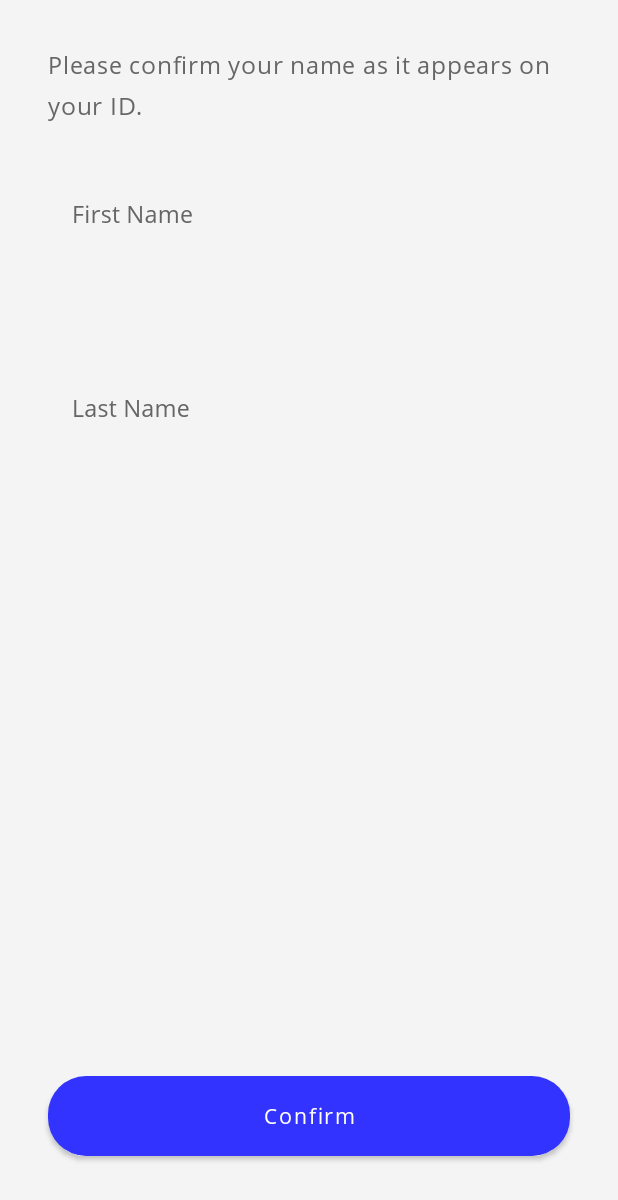
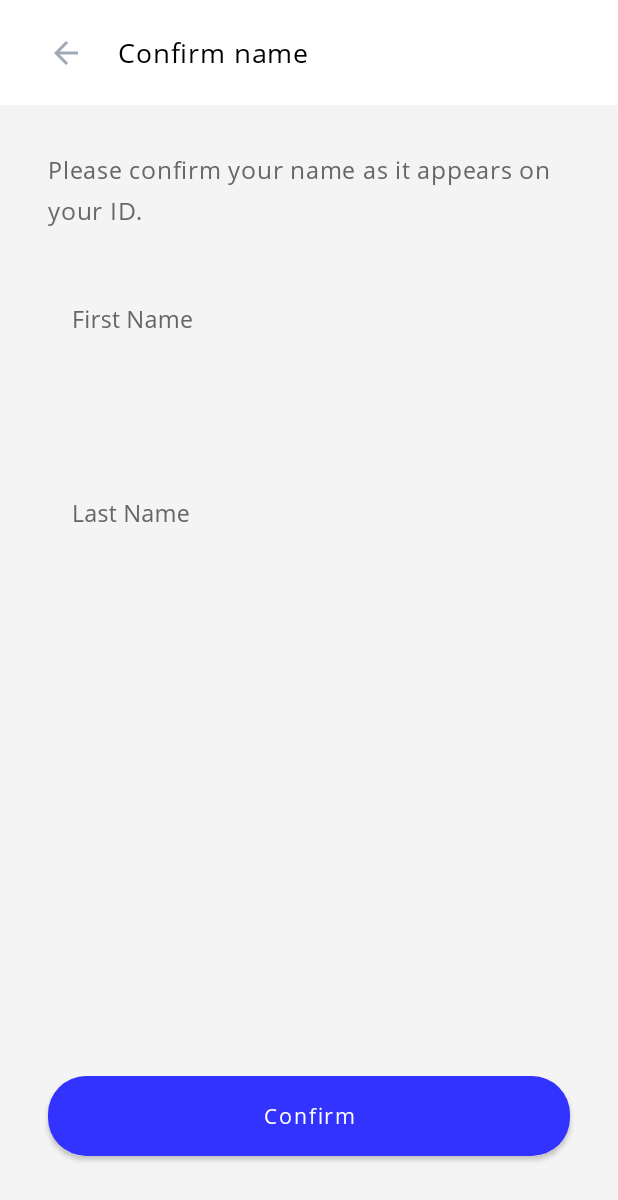
Before and after one commit to shahzar/Fintech-Startup, an Android app: the fragment OnBoardingDetailsFragment placed in its activity, on a phone screen of 412 x 824 dp. Shown: the top 1200 px of the screen. Run offline under Robolectric (Android 15) with nearby library versions, the phone set to English and light mode, and no system bars; our stand-ins replace Dagger/Hilt's generated code, Room's generated code; libraries missing offline, so code that uses them is left out: net.openid.appauth; pictures from the network do not load; 1 statement that could not run was skipped.

Commit message:
Added toolbar to signup screens

```diff
--- a/app/src/main/java/com/shzlabs/mamopay/SplashActivity.kt
+++ b/app/src/main/java/com/shzlabs/mamopay/SplashActivity.kt
@@ -5,7 +5,10 @@ import androidx.appcompat.app.AppCompatActivity
 import android.os.Bundle
 import androidx.lifecycle.Observer
 import androidx.lifecycle.ViewModelProviders
+import com.bumptech.glide.Glide
+import com.bumptech.glide.load.engine.DiskCacheStrategy
 import com.shzlabs.mamopay.ui.base.BaseActivity
+import com.shzlabs.mamopay.util.common.OnBoardingData
 
 class SplashActivity : BaseActivity() {
 
--- a/app/src/main/java/com/shzlabs/mamopay/data/model/IntroSliderItemModel.kt
+++ b/app/src/main/java/com/shzlabs/mamopay/data/model/IntroSliderItemModel.kt
@@ -5,6 +5,8 @@ import com.google.gson.annotations.SerializedName
 class IntroSliderItemModel(
     @SerializedName("image_ref")
     var imageRef: Int = 0,
+    @SerializedName("image_url")
+    var imageUrl: String = "",
     @SerializedName("intro_text")
     var introText: String = ""
 )
--- a/app/src/main/java/com/shzlabs/mamopay/ui/base/BaseFragment.kt
+++ b/app/src/main/java/com/shzlabs/mamopay/ui/base/BaseFragment.kt
@@ -2,13 +2,14 @@ package com.shzlabs.mamopay.ui.base
 
 import android.content.Context
 import android.os.Bundle
-import android.util.Log
 import android.view.LayoutInflater
 import android.view.View
 import android.view.ViewGroup
+import android.widget.TextView
 import androidx.annotation.LayoutRes
 import androidx.fragment.app.Fragment
 import com.google.android.material.snackbar.Snackbar
+import com.shzlabs.mamopay.R
 import com.shzlabs.mamopay.di.ViewModelFactory
 import com.shzlabs.mamopay.di.components.AppComponent
 import javax.inject.Inject
@@ -44,6 +45,17 @@ abstract class BaseFragment: Fragment() {
         //setupObservers()
     }
 
+    fun setToolbarTitle(title: String) {
+        val titleTv = rootView.findViewById<TextView>(R.id.toolbar_title)
+        titleTv.text = title
+        val back = rootView.findViewById<View>(R.id.back)
+        back.setOnClickListener { goBack() }
+    }
+
+    fun goBack() {
+        (activity as BaseActivity).onBackPressed()
+    }
+
     protected open fun setupObservers() {}
 
     fun showError(view: View, msg: String) {
--- a/app/src/main/java/com/shzlabs/mamopay/ui/onboarding/OnBoardingFragment.kt
+++ b/app/src/main/java/com/shzlabs/mamopay/ui/onboarding/OnBoardingFragment.kt
@@ -40,6 +40,7 @@ class OnBoardingFragment : BaseFragment() {
 
 
         //slider_viewpager.layoutManager = LinearLayoutManager(view.context, LinearLayoutManager.HORIZONTAL, false)
+        sliderAdapter.precacheImages(view.context)
         slider_viewpager.adapter = sliderAdapter
         indicator.setViewPager(slider_viewpager)
 
@@ -52,7 +53,7 @@ class OnBoardingFragment : BaseFragment() {
 
     override fun onStart() {
         super.onStart()
-        enablePostAuthorizationFlows()
+        //enablePostAuthorizationFlows()
     }
 
     override fun onCreate(savedInstanceState: Bundle?) {
--- a/app/src/main/java/com/shzlabs/mamopay/ui/onboarding/SliderAdapter.kt
+++ b/app/src/main/java/com/shzlabs/mamopay/ui/onboarding/SliderAdapter.kt
@@ -1,5 +1,6 @@
 package com.shzlabs.mamopay.ui.onboarding
 
+import android.content.Context
 import android.media.Image
 import android.view.LayoutInflater
 import android.view.View
@@ -7,6 +8,8 @@ import android.view.ViewGroup
 import android.widget.ImageView
 import android.widget.TextView
 import androidx.recyclerview.widget.RecyclerView
+import com.bumptech.glide.Glide
+import com.bumptech.glide.load.engine.DiskCacheStrategy
 import com.shzlabs.mamopay.R
 import com.shzlabs.mamopay.data.model.IntroSliderItemModel
 
@@ -15,9 +18,19 @@ class SliderAdapter : RecyclerView.Adapter<SliderAdapter.SliderViewHolder>() {
     var items : MutableList<IntroSliderItemModel> = mutableListOf()
 
     init {
-        items.add(IntroSliderItemModel(R.drawable.ic_onboarding_1, "Connect your bank account"))
-        items.add(IntroSliderItemModel(R.drawable.ic_onboarding_2, "Send money instantly"))
-        items.add(IntroSliderItemModel(R.drawable.ic_onboarding_3, "No fees, No IBANs, No Cash"))
+        items.add(IntroSliderItemModel(0, "https://i.ibb.co/Sdgnfgp/Onboarding-1.png", "Connect your bank account"))
+        items.add(IntroSliderItemModel(0, "https://i.ibb.co/4sdHVD2/Onboarding-2.png", "Send money instantly"))
+        items.add(IntroSliderItemModel(0, "https://i.ibb.co/k24jC2r/Onboarding-3.png", "No fees, No IBANs, No Cash"))
+    }
+
+    fun precacheImages(context: Context) {
+        //TODO: interviewer review
+        items.forEach {
+            Glide.with(context)
+                .load(it.imageUrl)
+                .diskCacheStrategy(DiskCacheStrategy.AUTOMATIC)
+                .preload()
+        }
     }
 
     override fun onCreateViewHolder(parent: ViewGroup, viewType: Int): SliderViewHolder {
@@ -38,7 +51,10 @@ class SliderAdapter : RecyclerView.Adapter<SliderAdapter.SliderViewHolder>() {
 
         fun bind(model: IntroSliderItemModel) {
             itemView.findViewById<TextView>(R.id.text).text = model.introText
-            itemView.findViewById<ImageView>(R.id.image).setImageResource(model.imageRef)
+            Glide.with(itemView.context)
+                .load(model.imageUrl)
+                .placeholder(R.drawable.ic_onboarding_1)
+                .into(itemView.findViewById(R.id.image))
         }
     }
 }
--- a/app/src/main/java/com/shzlabs/mamopay/ui/onboarding/details/OnBoardingDetailsFragment.kt
+++ b/app/src/main/java/com/shzlabs/mamopay/ui/onboarding/details/OnBoardingDetailsFragment.kt
@@ -27,6 +27,9 @@ class OnBoardingDetailsFragment : BaseFragment() {
     override fun provideLayoutId(): Int = R.layout.on_boarding_details_fragment
 
     override fun initView(view: View) {
+
+        setToolbarTitle(getString(R.string.page_title_confirm_name))
+
         confirm_button.setOnClickListener {
             confirmChanges()
         }
--- a/app/src/main/java/com/shzlabs/mamopay/ui/signin/setup/SignInSetupFragment.kt
+++ b/app/src/main/java/com/shzlabs/mamopay/ui/signin/setup/SignInSetupFragment.kt
@@ -43,6 +43,8 @@ class SignInSetupFragment : BaseFragment() {
     override fun provideLayoutId(): Int = R.layout.sign_in_setup_fragment
 
     override fun initView(view: View) {
+
+        setToolbarTitle(getString(R.string.page_title_pin_setup))
 
         numpad.setOnNumberPressListener {
             viewModel.onNumberPress(it)
@@ -95,6 +97,7 @@ class SignInSetupFragment : BaseFragment() {
     }
 
     private fun setConfirmScreen(pinCode: String) {
+        setToolbarTitle(getString(R.string.page_title_pin_setup_confirm))
         viewModel.setConfirmCode(pinCode)
         numpad.showFingerprintButton(false)
         msg_label.text = resources.getString(R.string.msg_confirm_pin)
--- /dev/null
+++ b/app/src/main/res/drawable/ic_arrow_back.xml
@@ -0,0 +1,9 @@
+<vector xmlns:android="http://schemas.android.com/apk/res/android"
+    android:width="24dp"
+    android:height="24dp"
+    android:viewportWidth="24"
+    android:viewportHeight="24">
+  <path
+      android:pathData="M20,11H7.83L13.42,5.41L12,4L4,12L12,20L13.41,18.59L7.83,13H20V11Z"
+      android:fillColor="#9FA9B8"/>
+</vector>
--- a/app/src/main/res/layout/on_boarding_details_fragment.xml
+++ b/app/src/main/res/layout/on_boarding_details_fragment.xml
@@ -7,13 +7,48 @@
     tools:context=".OnBoardingActivity"
     android:background="@color/black4">
 
+    <androidx.constraintlayout.widget.ConstraintLayout
+        android:id="@+id/toolbar"
+        android:layout_width="match_parent"
+        android:layout_height="@dimen/height_toolbar"
+        app:layout_constraintTop_toTopOf="parent"
+        app:layout_constraintStart_toStartOf="parent"
+        app:layout_constraintEnd_toEndOf="parent"
+        android:background="@color/white100">
+
+        <ImageView
+            android:id="@+id/back"
+            android:layout_width="wrap_content"
+            android:layout_height="wrap_content"
+            app:layout_constraintTop_toTopOf="parent"
+            app:layout_constraintStart_toStartOf="parent"
+            app:layout_constraintBottom_toBottomOf="parent"
+            android:layout_marginStart="@dimen/page_margin_m"
+            android:src="@drawable/ic_arrow_back"/>
+
+        <TextView
+            android:id="@+id/toolbar_title"
+            android:layout_width="wrap_content"
+            android:layout_height="wrap_content"
+            app:layout_constraintTop_toTopOf="parent"
+            app:layout_constraintStart_toEndOf="@id/back"
+            app:layout_constraintEnd_toEndOf="parent"
+            app:layout_constraintBottom_toBottomOf="parent"
+            app:layout_constraintHorizontal_bias="0.1"
+            style="@style/AppTheme.Body1.l"
+            android:textStyle="normal"
+            android:textColor="@color/black100"/>
+
+    </androidx.constraintlayout.widget.ConstraintLayout>
+
     <TextView
         android:id="@+id/msg_label"
         android:layout_width="0dp"
         android:layout_height="wrap_content"
         android:text="@string/msg_confirm_name"
+        android:layout_marginTop="@dimen/page_margin_m"
         style="@style/AppTheme.Body1.m"
-        app:layout_constraintTop_toBottomOf="@id/margin_top"
+        app:layout_constraintTop_toBottomOf="@id/toolbar"
         app:layout_constraintEnd_toEndOf="@id/margin_end"
         app:layout_constraintStart_toStartOf="@id/margin_start"/>
 
--- a/app/src/main/res/values/dimens.xml
+++ b/app/src/main/res/values/dimens.xml
@@ -27,6 +27,7 @@
     <dimen name="numpad_dial_button_height">64dp</dimen>
     <dimen name="numpad_fingerprint_height">40dp</dimen>
     <dimen name="numpad_backspace_height">64dp</dimen>
+    <dimen name="height_toolbar">70dp</dimen>
 
 
 </resources>
--- a/app/src/main/res/values/strings.xml
+++ b/app/src/main/res/values/strings.xml
@@ -41,6 +41,9 @@
     <string name="val_channel_gen_name">ChannelName</string>
     <string name="label_notification_title_money_added">Money added</string>
     <string name="label_notification_desc_money_added">%1$s %2$s has been added to your account</string>
+    <string name="page_title_confirm_name">Confirm name</string>
+    <string name="page_title_pin_setup">Choose PIN code</string>
+    <string name="page_title_pin_setup_confirm">Confirm PIN code</string>
 
 
 </resources>
```
Also changed, not shown: app/src/main/java/com/shzlabs/mamopay/util/common/OnBoardingData.kt (added, +14 -0 lines), app/src/main/res/layout/sign_in_setup_fragment.xml (+36 -1 lines).
